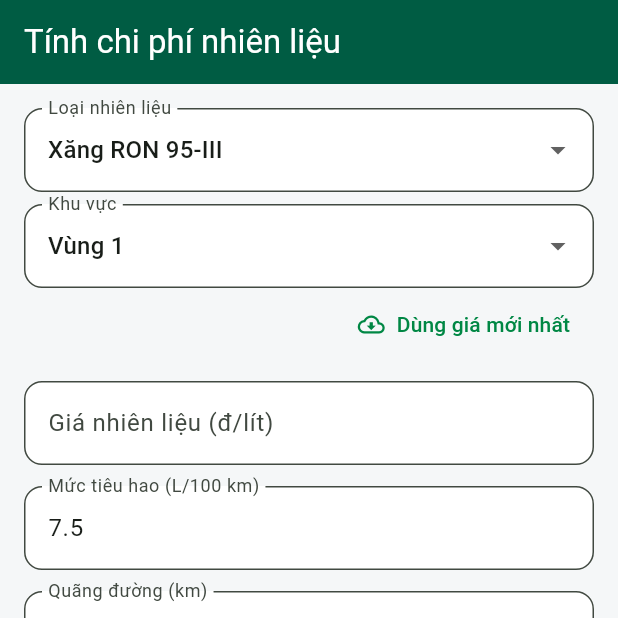
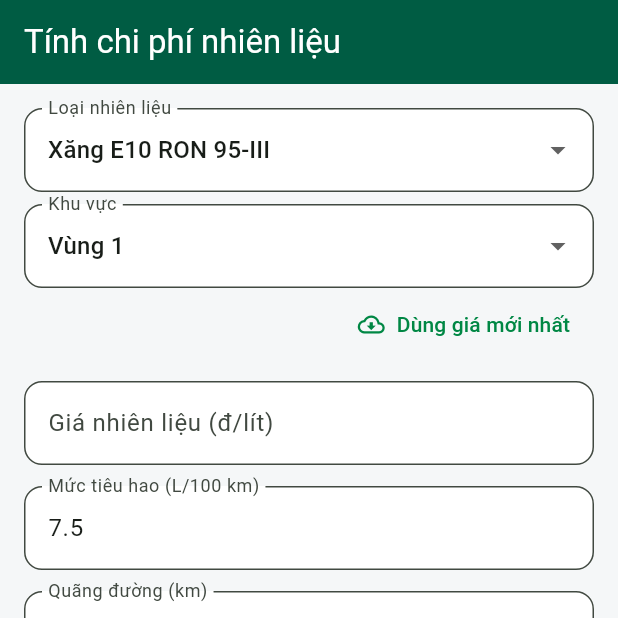
Before and after one commit to LeVanAnUITK19/XangDau-APP, a Flutter app: the CalculatorScreen screen opened by its route, on a phone screen of 412 x 824 dp, the top half of it. Run offline on Flutter 3.47's test engine with Material 3 defaults, Android fonts, the phone set to English and light mode, and no system bars; our stand-ins replace dio, fl_chart, flutter_riverpod, go_router, shared_preferences; accounts and stored records are empty; network calls fail.

Commit message:
Support current VietFuelAPI fuel names

```diff
--- a/mobile/lib/features/screens.dart
+++ b/mobile/lib/features/screens.dart
@@ -13,8 +13,11 @@ final money = NumberFormat('#,##0', 'vi_VN');
 String titleOf(String code) =>
     const {
       'E5_RON_92': 'Xăng E5 RON 92',
+      'E10_RON_95_III': 'Xăng E10 RON 95-III',
+      'E10_RON_95_V': 'Xăng E10 RON 95-V',
       'RON_95_III': 'Xăng RON 95-III',
       'RON_95_V': 'Xăng RON 95-V',
+      'DIESEL_001S': 'Dầu diesel 0,001S (Mức 5)',
       'DIESEL_005S': 'Dầu diesel 0.05S',
       'KEROSENE': 'Dầu hỏa',
       'MAZUT_180CST_35S': 'Dầu mazut 180CST 3.5S',
@@ -322,7 +325,7 @@ class AnalyticsScreen extends StatefulWidget {
 }
 
 class _AnalyticsScreenState extends State<AnalyticsScreen> {
-  String fuel = 'RON_95_III';
+  String fuel = 'E10_RON_95_III';
   String period = '30d';
   String region = 'REGION_1';
   bool comparisonMode = false;
@@ -428,8 +431,12 @@ class _AnalyticsScreenState extends State<AnalyticsScreen> {
                 initialValue: fuel,
                 decoration: const InputDecoration(labelText: 'Nhiên liệu'),
                 items: const [
+                  'E10_RON_95_III',
+                  'E10_RON_95_V',
                   'RON_95_III',
+                  'RON_95_V',
                   'E5_RON_92',
+                  'DIESEL_001S',
                   'DIESEL_005S',
                   'KEROSENE'
                 ]
@@ -528,7 +535,7 @@ class _CalculatorScreenState extends State<CalculatorScreen> {
   final consumption = TextEditingController(text: '7.5');
   final monthly = TextEditingController(text: '1200');
   final price = TextEditingController();
-  late String fuel = widget.initialFuel ?? 'RON_95_III';
+  late String fuel = widget.initialFuel ?? 'E10_RON_95_III';
   late String region = widget.initialRegion ?? 'REGION_1';
   FuelEstimate? result;
   String? error;
@@ -619,7 +626,15 @@ class _CalculatorScreenState extends State<CalculatorScreen> {
           DropdownButtonFormField<String>(
             initialValue: fuel,
             decoration: const InputDecoration(labelText: 'Loại nhiên liệu'),
-            items: const ['RON_95_III', 'E5_RON_92', 'DIESEL_005S', 'KEROSENE']
+            items: const [
+              'E10_RON_95_III',
+              'E10_RON_95_V',
+              'RON_95_III',
+              'E5_RON_92',
+              'DIESEL_001S',
+              'DIESEL_005S',
+              'KEROSENE',
+            ]
                 .map((code) =>
                     DropdownMenuItem(value: code, child: Text(titleOf(code))))
                 .toList(),
```
Also changed, not shown: 3 other files.
